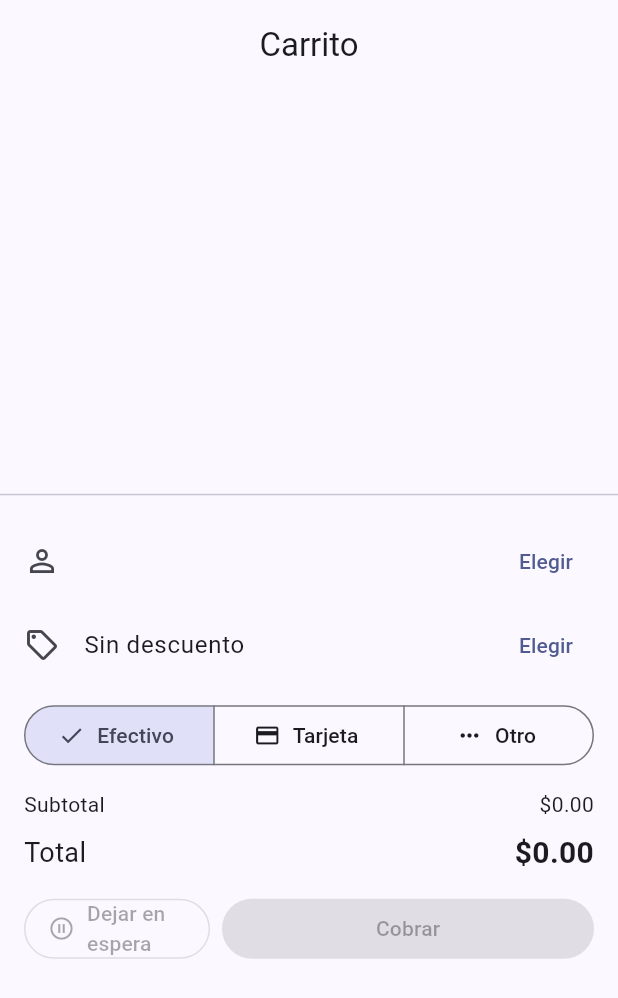
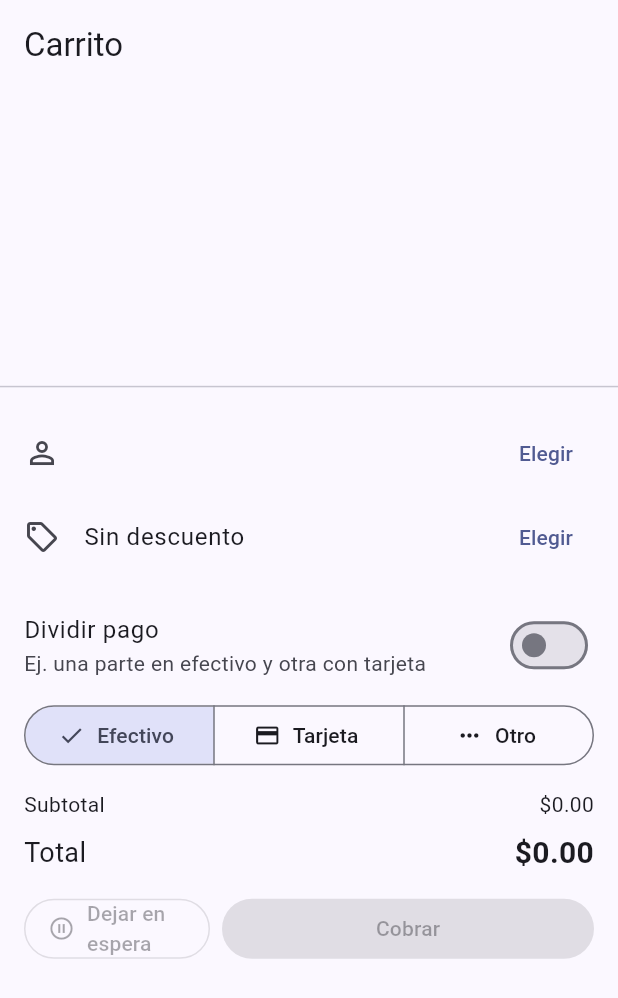
Before and after one commit to p1np0n/POSible, a Flutter app: the CartSheet widget shown alone on an empty page, opened directly, on a phone screen of 412 x 824 dp. Shown: the top 998 px of the screen. Run offline on Flutter 3.47's test engine with Material 3 defaults, Android fonts, the phone set to English and light mode, and no system bars; our stand-ins replace image_picker, shared_preferences, supabase_flutter; missing offline and left inert: mobile_scanner; accounts and stored records are empty.

Commit message:
Agregar acciones de ticket: anular venta, pago dividido y asignar cliente
- Botón "Anular venta" arriba del carrito, con confirmación, para
  descartar todo sin cobrar.
- Switch "Dividir pago" en el carrito: permite repartir el total entre
  efectivo/tarjeta/otro (ej. mitad efectivo, mitad tarjeta). Nuevas
  columnas cash_amount/card_amount/other_amount en sales (idempotentes,
  con backfill de datos existentes) y payment_method admite 'mixed'.
- Reportes: el desglose "por método de pago" ahora se calcula sumando
  esos montos reales en vez de payment_method, así una venta con pago
  dividido cuenta en cada método por su parte correspondiente.
- Recibo: muestra el desglose cuando el pago fue dividido.
- "Asignar a un cliente" ya existía (selector de cliente en el carrito);
  se documenta en LEEME.md junto con el resto.
- "Mover ticket a otra caja" no se implementa todavía: requiere soporte
  de múltiples cajas/sucursales, que no existe aún (queda anotado en
  LEEME.md como prerequisito).

```diff
--- a/lib/screens/pos/cart_sheet.dart
+++ b/lib/screens/pos/cart_sheet.dart
@@ -35,6 +35,10 @@ class _CartSheetState extends State<CartSheet> {
   double _taxRatePercent = 0;
   bool _processing = false;
   bool _holding = false;
+  bool _splitPayment = false;
+  final _cashAmountController = TextEditingController();
+  final _cardAmountController = TextEditingController();
+  final _otherAmountController = TextEditingController();
 
   @override
   void initState() {
@@ -42,6 +46,14 @@ class _CartSheetState extends State<CartSheet> {
     _selectedCustomer = widget.initialCustomer;
     _selectedDiscount = widget.initialDiscount;
     _loadSettings();
+  }
+
+  @override
+  void dispose() {
+    _cashAmountController.dispose();
+    _cardAmountController.dispose();
+    _otherAmountController.dispose();
+    super.dispose();
   }
 
   Future<void> _loadSettings() async {
@@ -58,6 +70,23 @@ class _CartSheetState extends State<CartSheet> {
   double get _taxableAmount => _subtotal - _discountAmount;
   double get _taxAmount => _taxableAmount * _taxRatePercent / 100;
   double get _total => _taxableAmount + _taxAmount;
+
+  double get _splitCash => double.tryParse(_cashAmountController.text) ?? 0;
+  double get _splitCard => double.tryParse(_cardAmountController.text) ?? 0;
+  double get _splitOther => double.tryParse(_otherAmountController.text) ?? 0;
+  double get _splitSum => _splitCash + _splitCard + _splitOther;
+  bool get _splitValid => (_splitSum - _total).abs() < 0.01;
+
+  void _toggleSplitPayment(bool value) {
+    setState(() {
+      _splitPayment = value;
+      if (value) {
+        _cashAmountController.text = _total.toStringAsFixed(2);
+        _cardAmountController.text = '0';
+        _otherAmountController.text = '0';
+      }
+    });
+  }
 
   Future<void> _pickCustomer() async {
     final customer = await showDialog<Customer>(
@@ -81,6 +110,7 @@ class _CartSheetState extends State<CartSheet> {
     final cart = context.read<CartProvider>();
     final cashSession = context.read<CashSessionProvider>();
     if (cart.items.isEmpty || cashSession.current == null) return;
+    if (_splitPayment && !_splitValid) return;
 
     setState(() => _processing = true);
     try {
@@ -93,7 +123,9 @@ class _CartSheetState extends State<CartSheet> {
         discountId: _selectedDiscount?.id,
         discountAmount: _discountAmount,
         taxAmount: _taxAmount,
-        paymentMethod: _paymentMethod,
+        cashAmount: _splitPayment ? _splitCash : (_paymentMethod == 'cash' ? total : 0),
+        cardAmount: _splitPayment ? _splitCard : (_paymentMethod == 'card' ? total : 0),
+        otherAmount: _splitPayment ? _splitOther : (_paymentMethod == 'other' ? total : 0),
         loyaltyPointsEarned: _selectedCustomer != null ? pointsEarned : 0,
       );
 
@@ -156,6 +188,23 @@ class _CartSheetState extends State<CartSheet> {
     }
   }
 
+  Future<void> _voidCart() async {
+    final confirmed = await showDialog<bool>(
+      context: context,
+      builder: (_) => AlertDialog(
+        title: const Text('Anular venta'),
+        content: const Text('¿Seguro que quieres anular esta venta? Se pierden todos los productos del carrito.'),
+        actions: [
+          TextButton(onPressed: () => Navigator.of(context).pop(false), child: const Text('Cancelar')),
+          TextButton(onPressed: () => Navigator.of(context).pop(true), child: const Text('Anular')),
+        ],
+      ),
+    );
+    if (confirmed != true) return;
+    context.read<CartProvider>().clear();
+    if (mounted) Navigator.of(context).pop();
+  }
+
   @override
   Widget build(BuildContext context) {
     final cart = context.watch<CartProvider>();
@@ -172,7 +221,18 @@ class _CartSheetState extends State<CartSheet> {
             children: [
               Padding(
                 padding: const EdgeInsets.all(16),
-                child: Text('Carrito', style: Theme.of(context).textTheme.titleLarge),
+                child: Row(
+                  mainAxisAlignment: MainAxisAlignment.spaceBetween,
+                  children: [
+                    Text('Carrito', style: Theme.of(context).textTheme.titleLarge),
+                    if (cart.items.isNotEmpty)
+                      TextButton.icon(
+                        onPressed: (_processing || _holding) ? null : _voidCart,
+                        icon: const Icon(Icons.cancel_outlined, color: Colors.red),
+                        label: const Text('Anular venta', style: TextStyle(color: Colors.red)),
+                      ),
+                  ],
+                ),
               ),
               Expanded(
                 child: ListView.builder(
@@ -223,6 +283,52 @@ class _CartSheetState extends State<CartSheet> {
                       trailing: TextButton(onPressed: _pickDiscount, child: const Text('Elegir')),
                     ),
                     const SizedBox(height: 8),
+                    SwitchListTile(
+                      contentPadding: EdgeInsets.zero,
+                      title: const Text('Dividir pago'),
+                      subtitle: const Text('Ej. una parte en efectivo y otra con tarjeta'),
+                      value: _splitPayment,
+                      onChanged: _toggleSplitPayment,
+                    ),
+                    if (_splitPayment) ...[
+                      Row(
+                        children: [
+                          Expanded(
+                            child: TextField(
+                              controller: _cashAmountController,
+                              keyboardType: const TextInputType.numberWithOptions(decimal: true),
+                              decoration: const InputDecoration(labelText: 'Efectivo', border: OutlineInputBorder(), isDense: true),
+                              onChanged: (_) => setState(() {}),
+                            ),
+                          ),
+                          const SizedBox(width: 8),
+                          Expanded(
+                            child: TextField(
+                              controller: _cardAmountController,
+                              keyboardType: const TextInputType.numberWithOptions(decimal: true),
+                              decoration: const InputDecoration(labelText: 'Tarjeta', border: OutlineInputBorder(), isDense: true),
+                              onChanged: (_) => setState(() {}),
+                            ),
+                          ),
+                          const SizedBox(width: 8),
+                          Expanded(
+                            child: TextField(
+                              controller: _otherAmountController,
+                              keyboardType: const TextInputType.numberWithOptions(decimal: true),
+                              decoration: const InputDecoration(labelText: 'Otro', border: OutlineInputBorder(), isDense: true),
+                              onChanged: (_) => setState(() {}),
+                            ),
+                          ),
+                        ],
+                      ),
+                      const SizedBox(height: 4),
+                      Text(
+                        _splitValid
+                            ? 'Cuadra con el total ✓'
+                            : 'Suma: \$${_splitSum.toStringAsFixed(2)} — falta \$${(_total - _splitSum).toStringAsFixed(2)}',
+                        style: TextStyle(color: _splitValid ? Colors.green : Colors.red, fontSize: 12),
+                      ),
+                    ] else
                       SegmentedButton<String>(
                         segments: const [
                           ButtonSegment(value: 'cash', label: Text('Efectivo'), icon: Icon(Icons.payments)),
@@ -284,7 +390,9 @@ class _CartSheetState extends State<CartSheet> {
                         Expanded(
                           flex: 2,
                           child: FilledButton(
-                            onPressed: (_processing || _holding || cart.items.isEmpty) ? null : _checkout,
+                            onPressed: (_processing || _holding || cart.items.isEmpty || (_splitPayment && !_splitValid))
+                                ? null
+                                : _checkout,
                             child: _processing
                                 ? const SizedBox(
                                     height: 20, width: 20, child: CircularProgressIndicator(strokeWidth: 2))
--- a/lib/screens/receipts/receipt_detail_sheet.dart
+++ b/lib/screens/receipts/receipt_detail_sheet.dart
@@ -20,7 +20,7 @@ class _ReceiptDetailSheetState extends State<ReceiptDetailSheet> {
   List<SaleItem> _items = [];
   bool _loading = true;
 
-  static const _paymentLabels = {'cash': 'Efectivo', 'card': 'Tarjeta', 'other': 'Otro'};
+  static const _paymentLabels = {'cash': 'Efectivo', 'card': 'Tarjeta', 'other': 'Otro', 'mixed': 'Pago dividido'};
 
   @override
   void initState() {
@@ -103,6 +103,11 @@ class _ReceiptDetailSheetState extends State<ReceiptDetailSheet> {
               ),
               const SizedBox(height: 8),
               Text('Pago: ${_paymentLabels[sale.paymentMethod] ?? sale.paymentMethod}'),
+              if (sale.isSplitPayment) ...[
+                if (sale.cashAmount > 0) Text('  · Efectivo: \$${sale.cashAmount.toStringAsFixed(2)}'),
+                if (sale.cardAmount > 0) Text('  · Tarjeta: \$${sale.cardAmount.toStringAsFixed(2)}'),
+                if (sale.otherAmount > 0) Text('  · Otro: \$${sale.otherAmount.toStringAsFixed(2)}'),
+              ],
             ],
           );
         },
```
Also changed, not shown: lib/models/sale.dart (+11 -0 lines), lib/services/reports_repository.dart (+10 -3 lines), lib/services/sales_repository.dart (+15 -1 lines), 2 other files. Lines whose indentation alone changed are shown as unchanged.
